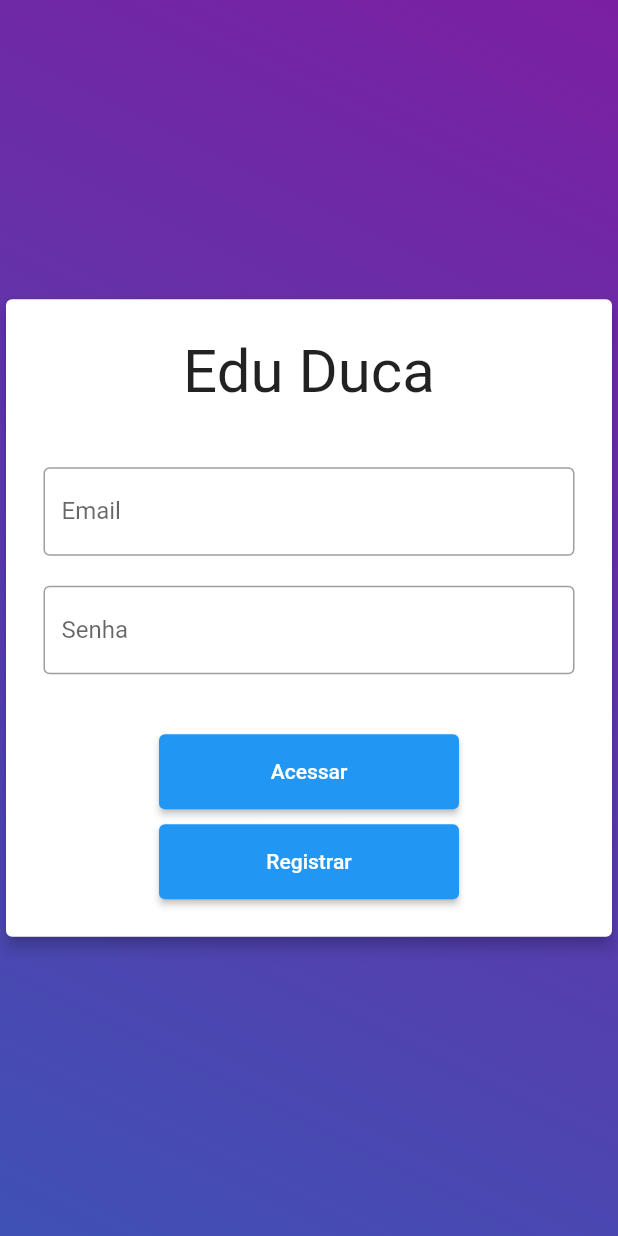
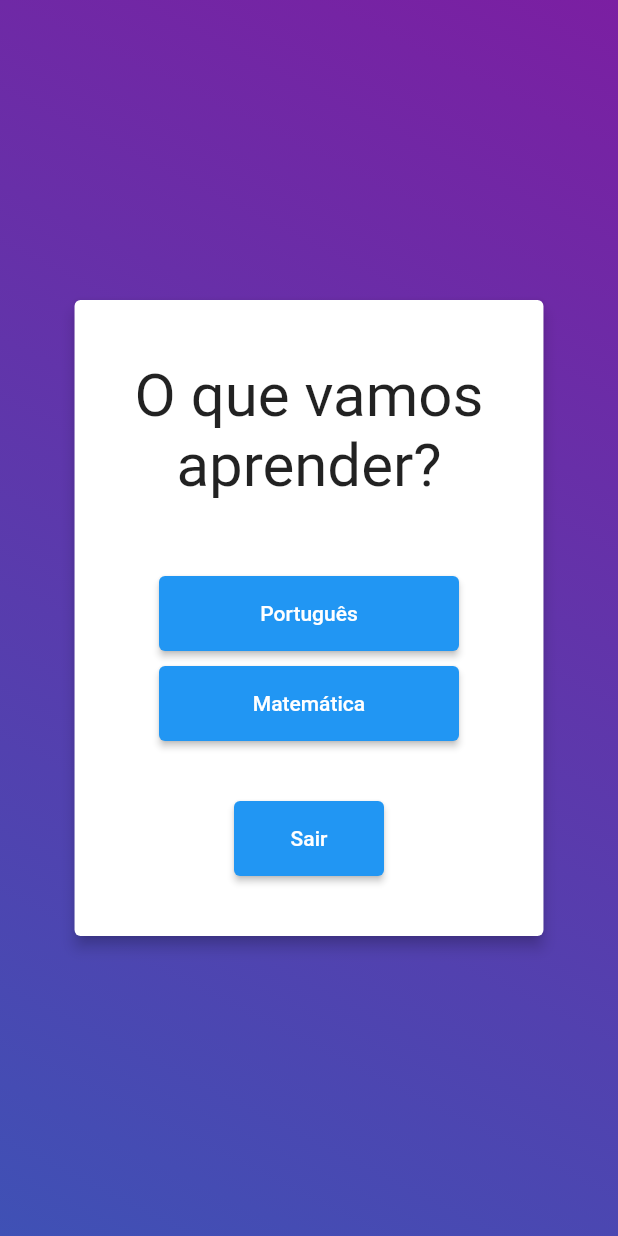
Before and after one commit to ThiagoHN/edu-duca, a Flutter app: the screen it shows after launch, after a tap on "Acessar", on a phone screen of 412 x 824 dp. Run offline on Flutter 3.47's test engine with Material 2 defaults, Android fonts, the light colour scheme and no system bars; our stand-ins replace carousel_slider; network calls fail; Roboto replaces fonts that are missing (Times New Rome).

Commit message:
feat: Update app version

```diff
--- a/lib/main.dart
+++ b/lib/main.dart
@@ -1,5 +1,8 @@
 import 'package:flutter/material.dart';
 import 'package:edu_duca/screens/login.dart';
+import 'package:edu_duca/screens/menu.dart';
+import 'package:edu_duca/screens/exportugues.dart';
+import 'package:edu_duca/screens/exmatematica.dart';
 
 void main() {
   runApp(MyApp());
@@ -16,6 +19,9 @@ class MyApp extends StatelessWidget {
         initialRoute: Login.routeName,
         routes: {
           Login.routeName: (ctx) => Login(),
+          Menu.routeName: (ctx) => Menu(),
+          ExPortugues.routeName: (ctx) => ExPortugues(),
+          ExMatematica.routeName: (ctx) => ExMatematica(),
         },
       );
     }
--- a/lib/screens/login.dart
+++ b/lib/screens/login.dart
@@ -1,4 +1,5 @@
 import 'package:flutter/material.dart';
+import 'package:edu_duca/screens/menu.dart';
 
 class Login extends StatefulWidget {
   static const routeName = 'Tela_principal';
@@ -41,7 +42,6 @@ class _LoginState extends State<Login> {
                         'Edu Duca',
                         style: TextStyle(
                           fontSize: 40,
-                          fontFamily: 'Times New Rome',
                         ),
                       ),
 
@@ -62,7 +62,13 @@ class _LoginState extends State<Login> {
                         decoration: InputDecoration(
                             border: OutlineInputBorder(), labelText: 'Email'),
                         onSaved: (value) {
-                          // preco_total = double.parse(value);
+                          // email = double.parse(value);
+                        },
+                        validator: (value) {
+                          if (value.isEmpty) {
+                            return 'Campo obrigatório, por favor insira seu email!';
+                          }
+                          return null;
                         },
                       ),
 
@@ -72,7 +78,12 @@ class _LoginState extends State<Login> {
                         decoration: InputDecoration(
                             border: OutlineInputBorder(), labelText: 'Senha'),
                         onSaved: (value) {
-                          // preco_total = double.parse(value);
+                          // senha = double.parse(value);
+                        },
+                        validator: (value) {
+                          if (value.isEmpty)
+                            return 'Campo obrigatório, por favor insira sua senha!';
+                          return null;
                         },
                       ),
 
@@ -92,7 +103,7 @@ class _LoginState extends State<Login> {
                       Container(
                         width: 200,
                         height: 50,
-                        child: ElevatedButton(onPressed: () => {}, child: Text('Acessar')),
+                        child: ElevatedButton(onPressed: () =>  Navigator.of(context).pushNamed(Menu.routeName) ,child: Text('Acessar')),
                       ),
 
                       const SizedBox(height: 10),
@@ -102,7 +113,6 @@ class _LoginState extends State<Login> {
                         height: 50,
                         child: ElevatedButton(onPressed: () => setState(() {esta_logando = !esta_logando;}) , child: Text('Registrar')),
                       ),
-
                     ],
                   ),
                 ),
--- a/lib/screens/menu.dart
+++ b/lib/screens/menu.dart
@@ -0,0 +1,90 @@
+import 'package:edu_duca/screens/login.dart';
+import 'package:flutter/material.dart';
+import 'package:edu_duca/screens/exportugues.dart';
+import 'package:edu_duca/screens/exmatematica.dart';
+
+class Menu extends StatefulWidget {
+  static const routeName = 'Menu';
+
+  @override
+  _MenuState createState() => _MenuState();
+}
+
+class _MenuState extends State<Menu> {
+  final GlobalKey<FormState> globalKey = GlobalKey();
+
+  @override
+  Widget build(BuildContext context) {
+  return Scaffold(
+        body: Stack(
+          children: [
+            Container(
+              decoration: BoxDecoration(
+                  gradient: LinearGradient(
+                begin: Alignment.topRight,
+                end: Alignment.bottomLeft,
+                colors: [
+                  Colors.purple[700],
+                  Colors.indigo[500],
+                ],
+              )),
+            ),
+
+            Center(
+              child: Card(
+              elevation: 4,
+              child: SingleChildScrollView(
+               child: Padding(
+                  padding: const EdgeInsets.all(40),
+              child: Column(
+                children: [
+
+                Text(
+                  'O que vamos',
+                    style: TextStyle(
+                    fontSize: 40,
+                  ),
+                ),
+
+                Text(
+                  'aprender?',
+                    style: TextStyle(
+                    fontSize: 40,
+                  ),
+                ),
+
+                const SizedBox(height: 50),
+
+                Container (
+                  width: 200,
+                  height: 50,
+                  child: ElevatedButton(onPressed: () =>  Navigator.of(context).pushNamed(ExPortugues.routeName), child: Text('Português')),
+                ),
+
+                const SizedBox(height: 10),
+
+                Container(
+                  width: 200,
+                  height: 50,
+                  child: ElevatedButton(onPressed: () => Navigator.of(context).pushNamed(ExMatematica.routeName), child: Text('Matemática')),
+                ),
+
+                const SizedBox(height: 40),
+
+                Container(
+                  width: 100,
+                  height: 50,
+                  child: ElevatedButton(onPressed: () => Navigator.of(context).pushNamed(Login.routeName), child: Text('Sair')),
+                ),
+
+                ],
+              ),
+             ),
+            ),
+            ),
+            ),
+          ],
+        ),
+      );
+  }
+}
--- a/pubspec.yaml
+++ b/pubspec.yaml
@@ -23,6 +23,7 @@ environment:
 dependencies:
   flutter:
     sdk: flutter
+  carousel_slider: ^3.0.0
 
 
   # The following adds the Cupertino Icons font to your application.
```
Also changed, not shown: lib/screens/exmatematica.dart (added, +126 -0 lines), lib/screens/exportugues.dart (added, +169 -0 lines), lib/screens/registro.dart (deleted).
